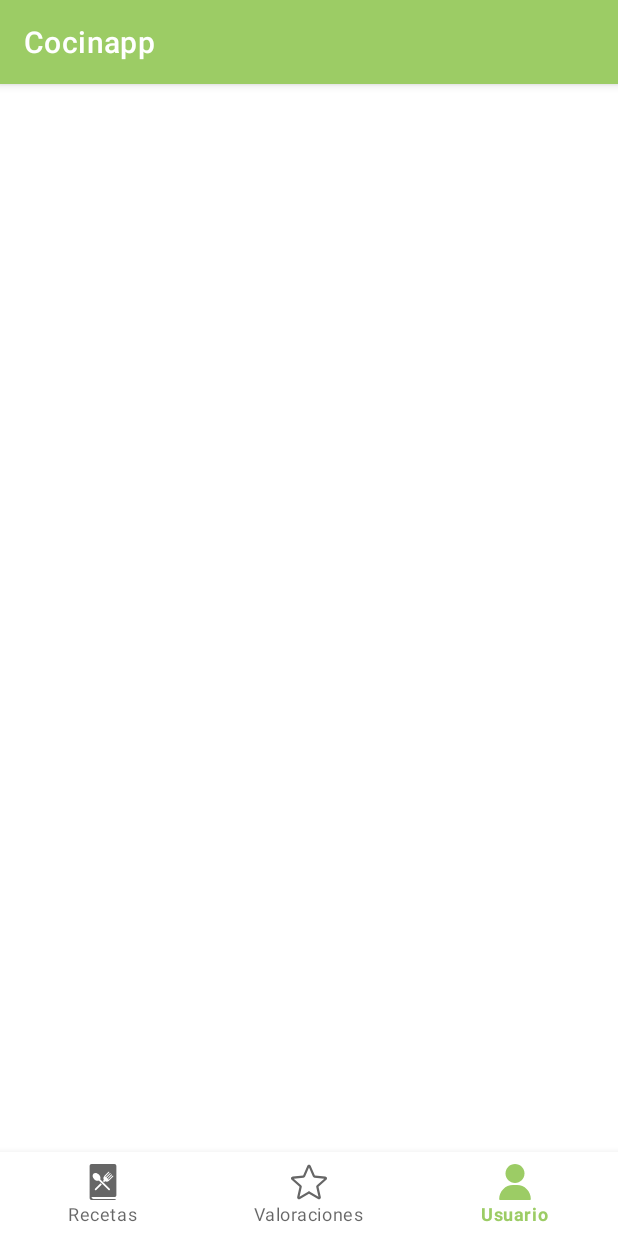
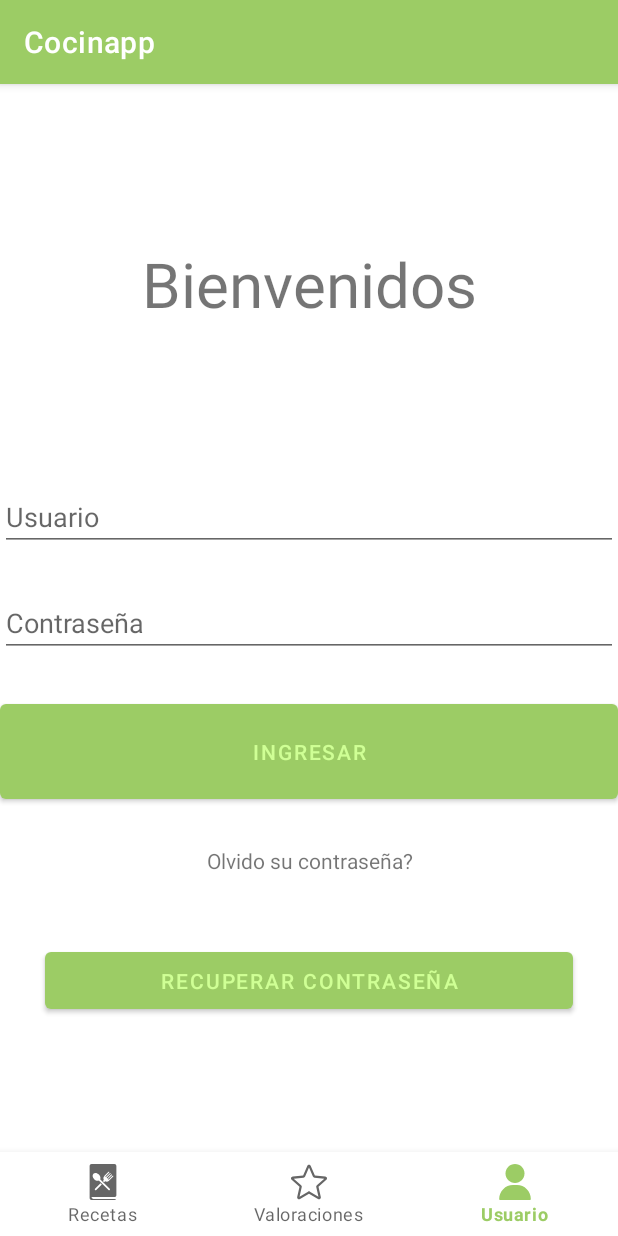
Before and after one commit to MrRockNGuns/Cocinapp, an Android app: the screen it shows after launch (MainActivity), item 3 of the bottom bar chosen, on a phone screen of 412 x 824 dp. Run offline under Robolectric (Android 15) with nearby library versions, the phone set to English and light mode, and no system bars.

Commit message:
Terminado Fragment Queda Solo Fake Valoraciones

```diff
--- a/app/src/main/AndroidManifest.xml
+++ b/app/src/main/AndroidManifest.xml
@@ -23,6 +23,7 @@
                 <category android:name="android.intent.category.LAUNCHER" />
             </intent-filter>
         </activity>
+
     </application>
-
+    <uses-permission android:name="android.permission.INTERNET"/>
 </manifest>
--- a/app/src/main/java/com/example/cocinapp/MainActivity.java
+++ b/app/src/main/java/com/example/cocinapp/MainActivity.java
@@ -37,7 +37,7 @@ public class MainActivity extends AppCompatActivity {
                     showFragment(new search());
                 }
                 if(item.getItemId() == R.id.user){
-
+                    showFragment(new user());
                 }
                 return true;
             }
--- a/app/src/main/res/layout/fragment_search.xml
+++ b/app/src/main/res/layout/fragment_search.xml
@@ -17,10 +17,4 @@
         app:layout_constraintStart_toStartOf="parent"
         app:layout_constraintTop_toTopOf="parent" />
 
-<!--
-    <TextView
-        android:layout_width="wrap_content"
-        android:layout_height="wrap_content"
-        android:text="@string/home"/>
--->
 </FrameLayout>
--- a/app/src/main/res/layout/fragment_user.xml
+++ b/app/src/main/res/layout/fragment_user.xml
@@ -6,9 +6,60 @@
     tools:context=".user">
 
     <!-- TODO: Update blank fragment layout -->
-    <TextView
+    <LinearLayout
         android:layout_width="match_parent"
         android:layout_height="match_parent"
-        android:text="@string/hello_blank_fragment" />
+        tools:ignore="MissingConstraints"
+        android:orientation="vertical">
 
+        <TextView
+            android:layout_width="match_parent"
+            android:layout_marginTop="105dp"
+            android:layout_height="55dp"
+            android:autoSizeTextType="uniform"
+            android:text="@string/welcome"
+            android:textAlignment="center"
+            android:layout_marginBottom="105dp"/>
+
+        <EditText
+            android:id="@+id/etUsuario"
+            android:layout_width="match_parent"
+            android:layout_height="wrap_content"
+            android:visibility="visible"
+            android:hint="@string/user"
+            android:inputType="textEmailAddress"
+            android:layout_marginBottom="25dp"/>
+
+        <EditText
+            android:layout_width="match_parent"
+            android:layout_height="wrap_content"
+            android:id="@+id/etPassword"
+            android:hint="@string/password"
+            android:inputType="textPassword"
+            android:layout_marginBottom="25dp"/>
+
+        <Button
+            android:layout_width="match_parent"
+            android:layout_height="75dp"
+            android:text="@string/button_login"
+            android:layout_marginBottom="25dp"
+            android:id="@+id/btnLogin"/>
+
+        <TextView
+            android:layout_width="match_parent"
+            android:layout_height="wrap_content"
+            android:textAlignment="center"
+            android:text="@string/forgot_password"
+            android:layout_marginBottom="45dp"/>
+
+        <Button
+            android:layout_width="match_parent"
+            android:layout_height="50dp"
+            android:layout_marginHorizontal="30dp"
+            android:text="@string/button_forgotpass"
+            android:layout_marginBottom="25dp"
+            android:id="@+id/btnForgotPassword"
+            android:onClick="ForgotPassword"/>
+
+    </LinearLayout>
 </FrameLayout>
```
